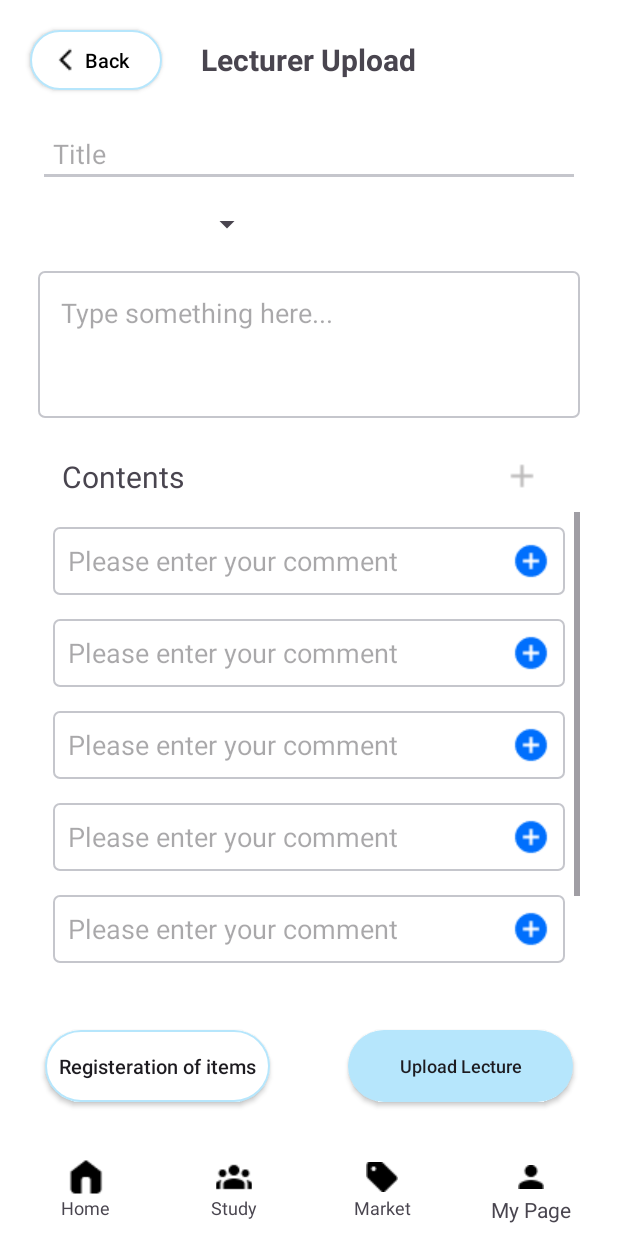
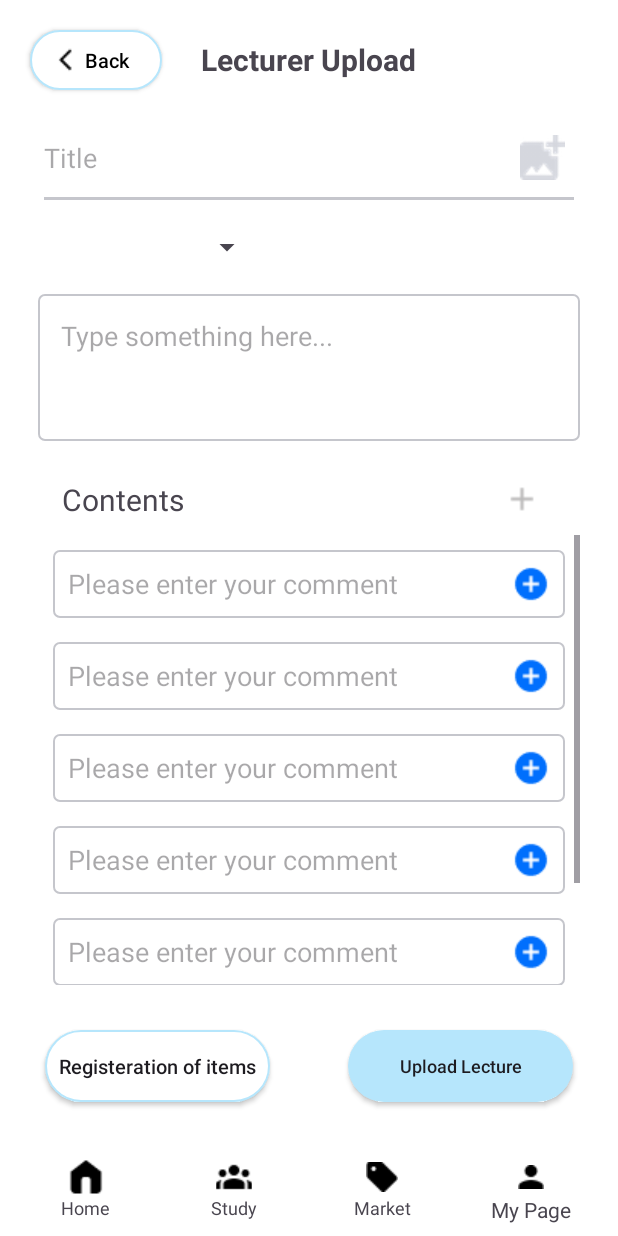
Before and after one commit to PlantInGreenhouse/MP_TermProject_1, an Android app: the layout lecture_upload.xml on its own in the app's theme, with its tools: preview values and no code run, on a phone screen of 412 x 824 dp. Run offline under Robolectric (Android 15) with nearby library versions, the phone set to English and light mode, and no system bars.

Commit message:
add_thumnail_button

```diff
--- a/app/src/main/res/layout/lecture_upload.xml
+++ b/app/src/main/res/layout/lecture_upload.xml
@@ -49,7 +49,11 @@
         android:layout_marginBottom="10dp"
         android:backgroundTint="@color/gray"
         android:hint="Title"
-        android:padding="10dp" />
+        android:paddingBottom="20dp"
+        android:paddingRight="10dp"
+        android:drawableRight="@drawable/ic_addphoto"
+        android:drawablePadding="5dp"
+        />
 
     <!-- 카테고리 스피너 -->
     <Spinner
```
Also changed, not shown: app/src/main/res/drawable/ic_additem.png (added), app/src/main/res/drawable/ic_addphoto.png (added).
